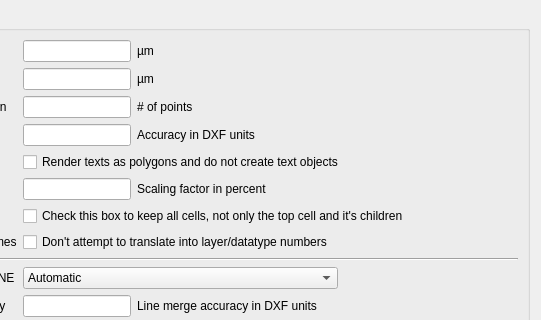
First picture: the form in src/laybasic/laybasic/DXFReaderOptionPage.ui, repository KLayout/klayout, before the edit; both pictures show x 103 to 644 and y 0 to 320 of the 644 by 629 pixel window.
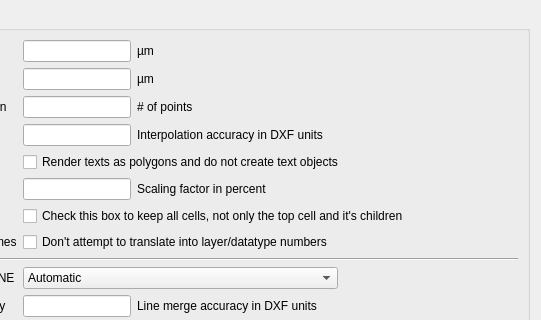
Second picture: the form after the edit. Custom widgets are drawn as their Qt base class.

Commit message: WIP: DXF reader options config page.

```diff
--- a/src/laybasic/laybasic/DXFReaderOptionPage.ui
+++ b/src/laybasic/laybasic/DXFReaderOptionPage.ui
@@ -195,7 +195,7 @@
          </sizepolicy>
         </property>
         <property name="text">
-         <string>Accuracy in DXF units</string>
+         <string>Interpolation accuracy in DXF units</string>
         </property>
        </widget>
       </item>
```
Left out of the diff: 10 changed lines with no effect on the pictures.
